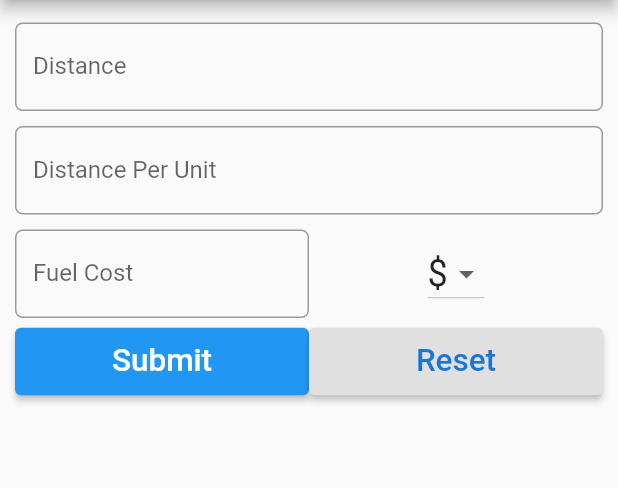
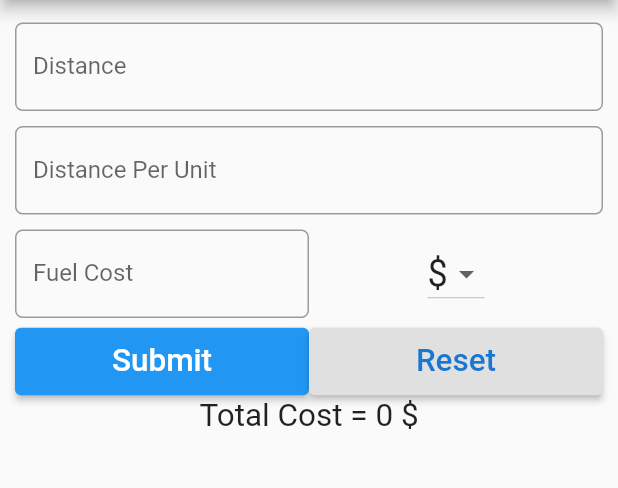
Before and after one commit to devahmedsaleh/trip_cost, a Flutter app: the screen it shows after launch, on a phone screen of 412 x 824 dp, the part 84-572 px from its top. Run offline on Flutter 3.47's test engine with Material 2 defaults, Android fonts, the phone set to English and light mode, and no system bars.

Commit message:
add result message

```diff
--- a/lib/main.dart
+++ b/lib/main.dart
@@ -113,6 +113,10 @@ class _TripFormState extends State<TripForm> {
               ),
             ],
           ),
+          Text(
+            'Total Cost = $totalCost ${currencyMap[selectedCurrency]}',
+            textScaleFactor: AppTheme.textScaleFactor,
+          ),
         ],
       ),
     );
```
